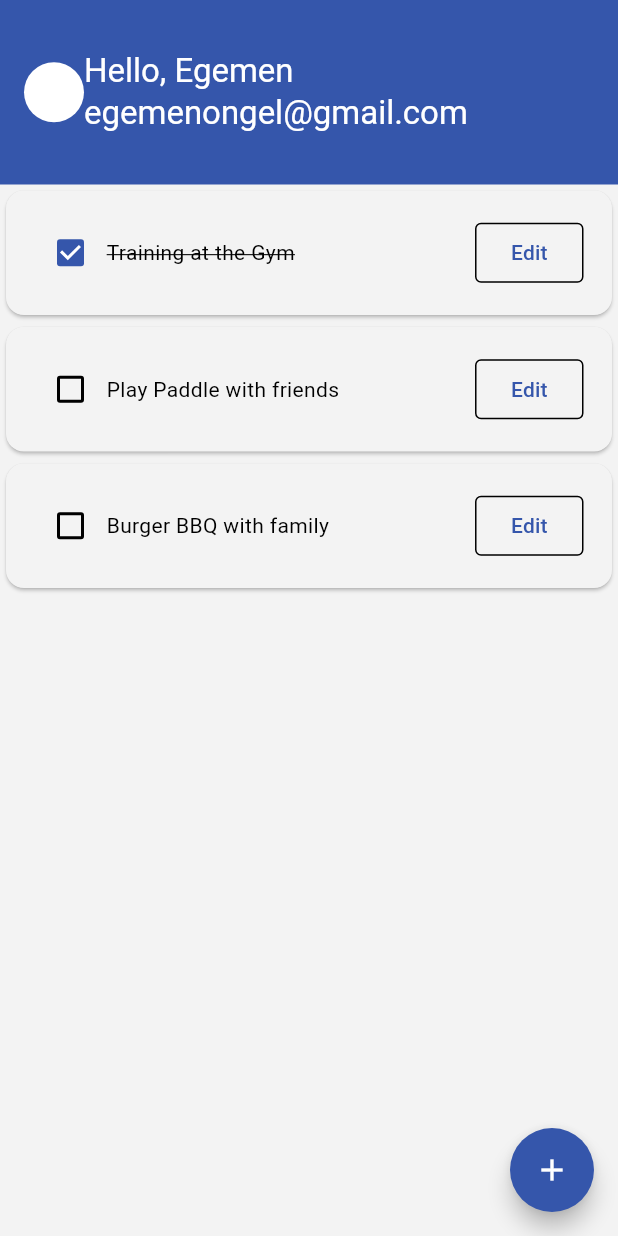
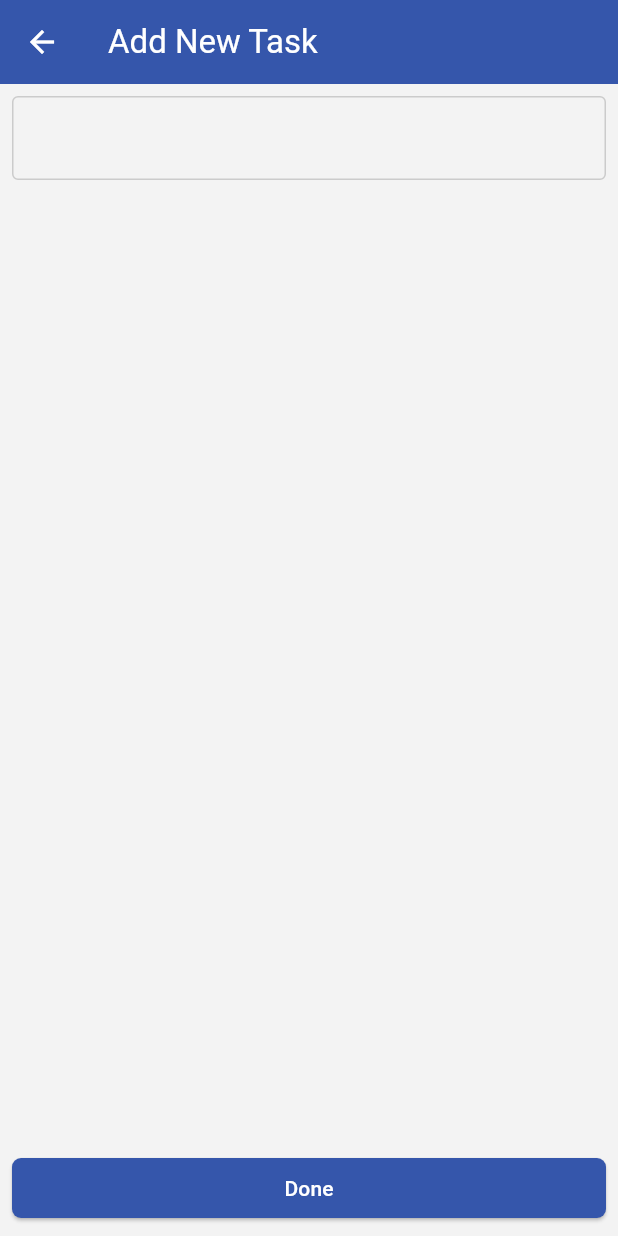
Before and after one commit to egemenongel/to_do_app, a Flutter app: the screen it shows after launch, after a tap on the "add" icon, on a phone screen of 412 x 824 dp. Run offline on Flutter 3.47's test engine with Material 3 defaults, Android fonts, the phone set to English and light mode, and no system bars; our stand-ins replace flutter_hooks, freezed_annotation, go_router, hooks_riverpod, riverpod_annotation; generated files the repository leaves out were written again.

Commit message:
feat: Implement add todo logic

```diff
--- a/lib/core/theme/theme.dart
+++ b/lib/core/theme/theme.dart
@@ -37,9 +37,8 @@ class AppTheme {
         foregroundColor: white,
       ),
       outlinedButtonTheme: OutlinedButtonThemeData(
-        style: ButtonStyle(
-          shape: WidgetStatePropertyAll(
-            RoundedRectangleBorder(
+        style: OutlinedButton.styleFrom(
+          shape: RoundedRectangleBorder(
               borderRadius: const BorderRadius.all(
                 Radius.circular(4),
               ),
@@ -48,6 +47,16 @@ class AppTheme {
               )),
         ),
       ),
+      elevatedButtonTheme: ElevatedButtonThemeData(
+        style: ElevatedButton.styleFrom(
+          backgroundColor: primaryColor,
+          foregroundColor: white,
+          shape: const RoundedRectangleBorder(
+            borderRadius: BorderRadius.all(
+              Radius.circular(6),
+            ),
+          ),
+        ),
       ),
     );
   }
--- a/lib/features/add_todo/view/add_todo_view.dart
+++ b/lib/features/add_todo/view/add_todo_view.dart
@@ -1,10 +1,70 @@
 import 'package:flutter/material.dart';
+import 'package:flutter_hooks/flutter_hooks.dart';
+import 'package:go_router/go_router.dart';
+import 'package:hooks_riverpod/hooks_riverpod.dart';
+import 'package:to_do_app/core/extensions/context_extensions.dart';
+import 'package:to_do_app/features/providers/todo_provider.dart';
 
 class AddTodoView extends StatelessWidget {
   const AddTodoView({super.key});
 
   @override
   Widget build(BuildContext context) {
-    return const Scaffold();
+    return Scaffold(
+      appBar: AppBar(
+        title: const Text('Add New Task'),
+      ),
+      body: const _Form(),
+    );
   }
 }
+
+class _Form extends HookConsumerWidget {
+  const _Form();
+
+  @override
+  Widget build(BuildContext context, WidgetRef ref) {
+    final formKey = useMemoized(() => GlobalKey<FormState>());
+    final name = useTextEditingController();
+    return Form(
+      key: formKey,
+      child: Padding(
+        padding: context.padding8,
+        child: Column(
+          children: [
+            TextFormField(
+              style: const TextStyle(color: Color(0xff0d2972)),
+              decoration: const InputDecoration(
+                enabledBorder: OutlineInputBorder(
+                  borderSide: BorderSide(color: Color(0xffcbcbcb)),
+                ),
+                focusedBorder: OutlineInputBorder(
+                  borderSide: BorderSide(color: Color(0xffcbcbcb)),
+                ),
+              ),
+              controller: name,
+              validator: (value) => (value == null || value.isEmpty)
+                  ? 'Please fill this field'
+                  : null,
+            ),
+            const Spacer(),
+            SizedBox(
+              width: double.infinity,
+              child: ElevatedButton(
+                onPressed: () {
+                  if (formKey.currentState!.validate()) {
+                    ref.read(todoNotifierProvider.notifier).add(name.text);
+                    context.pop();
+                  }
+                },
+                child: const Text(
+                  'Done',
+                ),
+              ),
+            )
+          ],
+        ),
+      ),
+    );
+  }
+}
--- a/lib/features/home/view/home_view.dart
+++ b/lib/features/home/view/home_view.dart
@@ -1,5 +1,8 @@
+import 'dart:async';
+
 import 'package:flutter/material.dart';
 import 'package:hooks_riverpod/hooks_riverpod.dart';
+import 'package:to_do_app/core/config/router.dart';
 import 'package:to_do_app/core/extensions/context_extensions.dart';
 import 'package:to_do_app/features/providers/todo_provider.dart';
 
@@ -30,7 +33,9 @@ class HomeView extends StatelessWidget {
         child: _Todos(),
       ),
       floatingActionButton: FloatingActionButton(
-        onPressed: () {},
+        onPressed: () => unawaited(
+          const AddTodoRoute().push(context),
+        ),
         shape: const CircleBorder(),
         child: const Icon(
           Icons.add,
```
Lines whose indentation alone changed are shown as unchanged.
